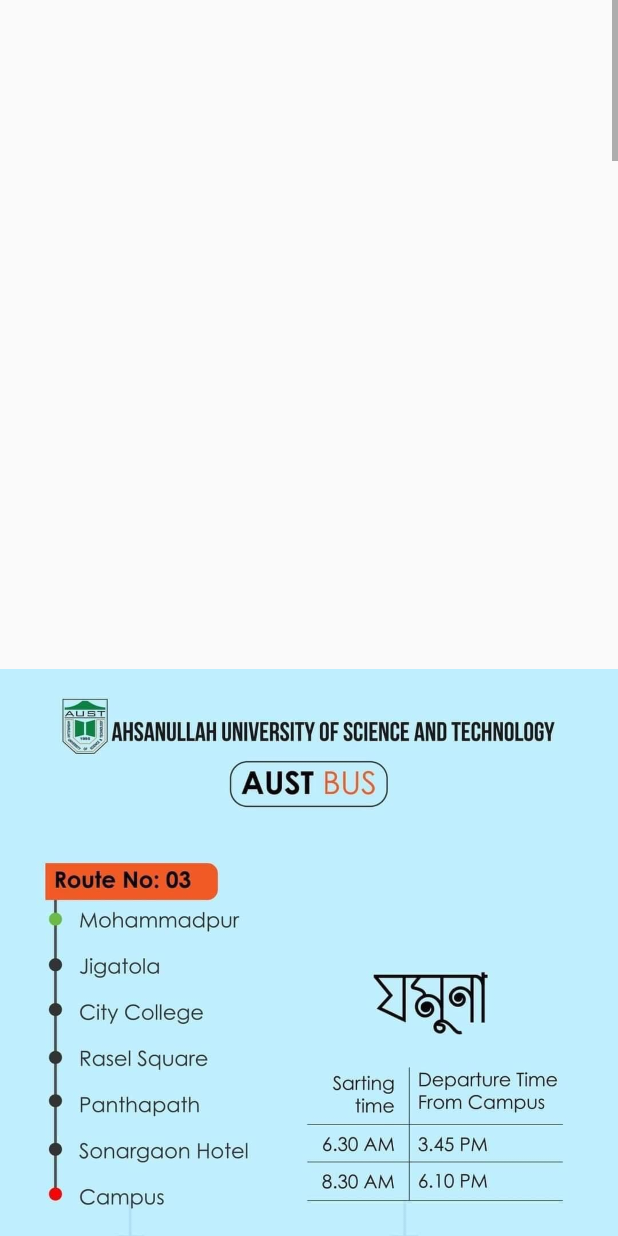
After one commit to piru72/AUST_BUDDY, an Android app: the layout fragment_bus.xml on its own in the app's theme, with its tools: preview values and no code run, on a phone screen of 412 x 824 dp. The commit adds this screen. Run offline under Robolectric (Android 15) with nearby library versions, the phone set to English and light mode, and no system bars.

Commit message:
100% project showcasing done and merged

```diff
--- a/app/src/main/java/com/example/homepage/MainActivity.kt
+++ b/app/src/main/java/com/example/homepage/MainActivity.kt
@@ -46,7 +46,7 @@
 //    }
 
 
-    // ********************** For opening in the third onboarding to sign In page  page ************//
+    // ********************** For opening  sign In page  page ************//
 
     override fun onCreate(savedInstanceState: Bundle?) {
         super.onCreate(savedInstanceState)
--- a/app/src/main/java/com/example/homepage/homeTab/EventsFragment.kt
+++ b/app/src/main/java/com/example/homepage/homeTab/EventsFragment.kt
@@ -16,9 +16,8 @@
         savedInstanceState: Bundle?
     ): View? {
         container?.removeAllViews()
-        val v = inflater.inflate(R.layout.fragment_notice, container, false)
-        val webSite = "https://www.aust.edu/events"
-        loadWebSite(webSite, v)
+        val v = inflater.inflate(R.layout.fragment_bus, container, false)
+
         return v
     }
 }
--- /dev/null
+++ b/app/src/main/res/layout/fragment_bus.xml
@@ -0,0 +1,54 @@
+<?xml version="1.0" encoding="utf-8"?>
+<androidx.constraintlayout.widget.ConstraintLayout xmlns:android="http://schemas.android.com/apk/res/android"
+    xmlns:app="http://schemas.android.com/apk/res-auto"
+    xmlns:tools="http://schemas.android.com/tools"
+    android:layout_width="match_parent"
+    android:layout_height="match_parent">
+
+    <ScrollView
+        android:layout_width="0dp"
+        android:layout_height="wrap_content"
+        app:layout_constraintBottom_toBottomOf="parent"
+        app:layout_constraintEnd_toEndOf="parent"
+        app:layout_constraintStart_toStartOf="parent"
+        app:layout_constraintTop_toTopOf="parent"
+        tools:ignore="SpeakableTextPresentCheck">
+
+        <LinearLayout
+            android:layout_width="match_parent"
+            android:layout_height="wrap_content"
+            android:orientation="vertical">
+
+            <ImageView
+                android:id="@+id/imageView1"
+                android:layout_width="wrap_content"
+                android:layout_height="wrap_content"
+                app:srcCompat="@drawable/jamuna" />
+
+            <ImageView
+                android:id="@+id/imageView2"
+                android:layout_width="wrap_content"
+                android:layout_height="wrap_content"
+                app:srcCompat="@drawable/padma" />
+
+            <ImageView
+                android:id="@+id/imageView3"
+                android:layout_width="wrap_content"
+                android:layout_height="wrap_content"
+                app:srcCompat="@drawable/surma" />
+
+            <ImageView
+                android:id="@+id/imageView4"
+                android:layout_width="wrap_content"
+                android:layout_height="wrap_content"
+                app:srcCompat="@drawable/kopotakkho" />
+
+            <ImageView
+                android:id="@+id/imageView5"
+                android:layout_width="wrap_content"
+                android:layout_height="wrap_content"
+                app:srcCompat="@drawable/karnafali" />
+        </LinearLayout>
+    </ScrollView>
+
+</androidx.constraintlayout.widget.ConstraintLayout>
--- a/app/src/main/res/layout/fragment_home.xml
+++ b/app/src/main/res/layout/fragment_home.xml
@@ -103,7 +103,7 @@
                     android:layout_weight="1"
                     android:background="@drawable/rounded_select_image"
                     android:backgroundTint="@color/white"
-                    android:text="@string/events"
+                    android:text="Buses"
                     android:textColor="@color/text_black" />
             </LinearLayout>
 
--- a/app/src/main/res/layout/fragment_todo.xml
+++ b/app/src/main/res/layout/fragment_todo.xml
@@ -22,13 +22,13 @@
             android:id="@+id/floatingActionButton"
             android:layout_width="wrap_content"
             android:layout_height="wrap_content"
+            android:layout_alignParentEnd="true"
             android:layout_alignParentBottom="true"
-            android:layout_alignParentEnd="true"
             android:layout_marginEnd="10dp"
             android:layout_marginBottom="20dp"
+            android:contentDescription="TODO"
             app:fabSize="normal"
-            app:srcCompat="@android:drawable/ic_input_add"
-            android:contentDescription="TODO" />
+            app:srcCompat="@android:drawable/ic_input_add" />
 
 
 
```
Also changed, not shown: app/src/main/java/com/example/homepage/ScheduleFragment.kt (+6 -2 lines), app/src/main/java/com/example/homepage/ViewCourses.kt (+9 -1 lines), app/src/main/java/com/example/homepage/onBoarding/OnBoarding1.kt (+6 -6 lines), app/src/main/java/com/example/homepage/onBoarding/OnBoarding2.kt (+7 -7 lines), app/src/main/java/com/example/homepage/onBoarding/OnBoarding3.kt (+6 -6 lines), app/src/main/res/layout/course_popup.xml (added, +82 -0 lines), app/src/main/res/layout/fragment_view_courses.xml (+23 -7 lines), app/src/main/res/drawable/jamuna.jpeg (added), app/src/main/res/drawable/karnafali.jpeg (added), app/src/main/res/drawable/kopotakkho.jpeg (added), app/src/main/res/drawable/meghna.jpeg (added), app/src/main/res/drawable/padma.jpeg (added), app/src/main/res/drawable/surma.jpeg (added), 2 other files.
